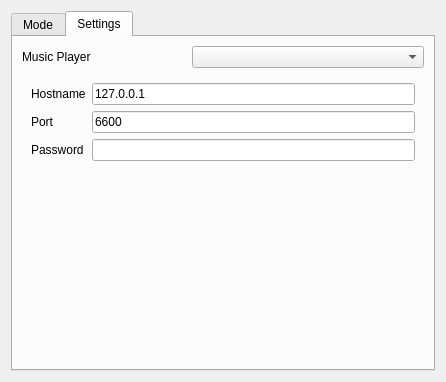
Before: the Qt Designer form nowplaying/src/nowplayingsettings.ui in euroelessar/qutim, drawn with Qt 5.
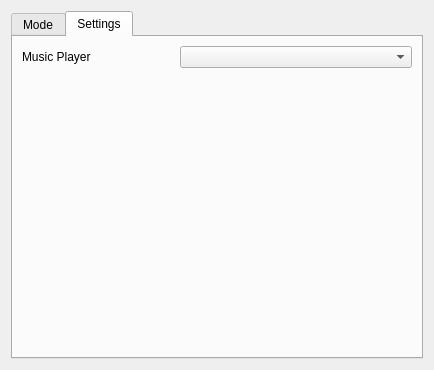
After: the same form once the commit is applied. The open tabs and pages were chosen to show the change.

Patch:
```diff
--- a/nowplaying/src/nowplayingsettings.ui
+++ b/nowplaying/src/nowplayingsettings.ui
@@ -9,8 +9,8 @@
    <rect>
     <x>0</x>
     <y>0</y>
-    <width>446</width>
-    <height>382</height>
+    <width>434</width>
+    <height>370</height>
    </rect>
   </property>
   <property name="windowTitle">
@@ -136,7 +136,14 @@
          </property>
         </widget>
        </item>
-       <item row="5" column="1">
+       <item row="0" column="1">
+        <widget class="QComboBox" name="players">
+         <property name="currentIndex">
+          <number>-1</number>
+         </property>
+        </widget>
+       </item>
+       <item row="2" column="1">
         <spacer name="verticalSpacer_3">
          <property name="orientation">
           <enum>Qt::Vertical</enum>
@@ -149,67 +156,6 @@
          </property>
         </spacer>
        </item>
-       <item row="3" column="0" colspan="2">
-        <widget class="QStackedWidget" name="additional_settings">
-         <property name="currentIndex">
-          <number>0</number>
-         </property>
-         <widget class="QWidget" name="empty"/>
-         <widget class="QWidget" name="mpd">
-          <layout class="QGridLayout" name="gridLayout_9">
-           <item row="0" column="0">
-            <widget class="QLabel" name="label_5">
-             <property name="text">
-              <string>Hostname</string>
-             </property>
-            </widget>
-           </item>
-           <item row="0" column="1">
-            <widget class="QLineEdit" name="mpd_host">
-             <property name="text">
-              <string>127.0.0.1</string>
-             </property>
-            </widget>
-           </item>
-           <item row="1" column="0">
-            <widget class="QLabel" name="label_6">
-             <property name="text">
-              <string>Port</string>
-             </property>
-            </widget>
-           </item>
-           <item row="1" column="1">
-            <widget class="QLineEdit" name="mpd_port">
-             <property name="text">
-              <string>6600</string>
-             </property>
-            </widget>
-           </item>
-           <item row="2" column="0">
-            <widget class="QLabel" name="label_7">
-             <property name="text">
-              <string>Password</string>
-             </property>
-            </widget>
-           </item>
-           <item row="2" column="1">
-            <widget class="QLineEdit" name="mpd_password">
-             <property name="echoMode">
-              <enum>QLineEdit::Password</enum>
-             </property>
-            </widget>
-           </item>
-          </layout>
-         </widget>
-        </widget>
-       </item>
-       <item row="0" column="1">
-        <widget class="QComboBox" name="players">
-         <property name="currentIndex">
-          <number>-1</number>
-         </property>
-        </widget>
-       </item>
       </layout>
      </widget>
     </widget>
```
Left out of the diff: 4 changed lines with no effect on the pictures.
